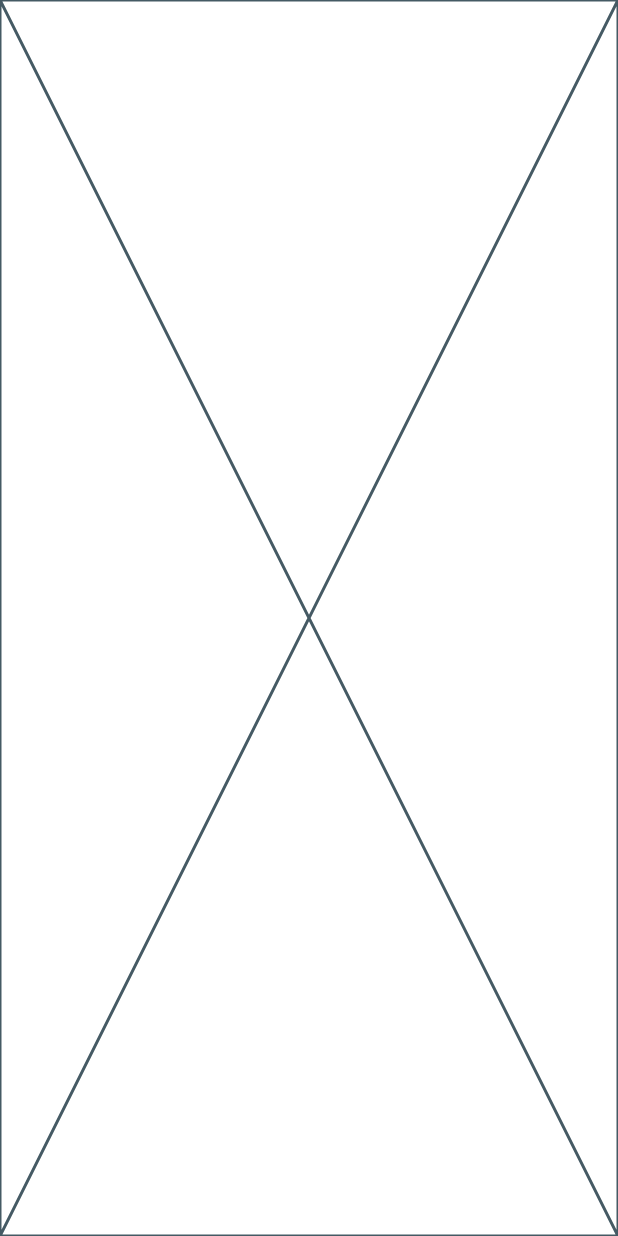
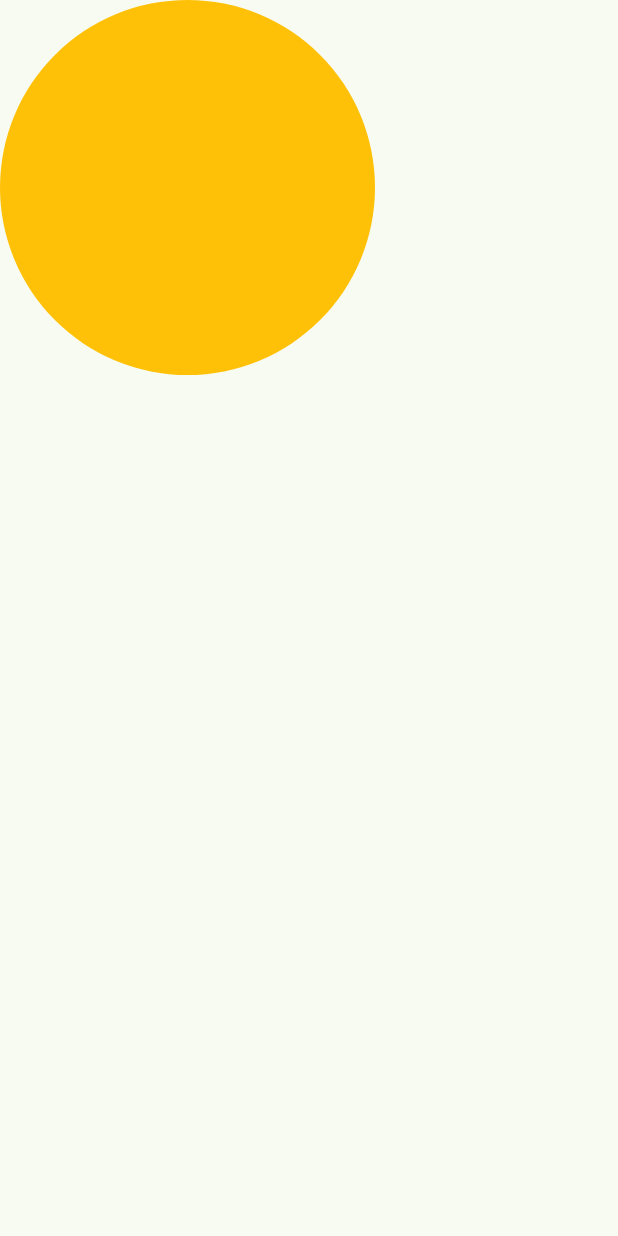
Before and after one commit to zaqimaulana/-KB1179-1123150048-uts-revisi, a Flutter app: the screen it shows after launch, on a phone screen of 412 x 824 dp. Run offline on Flutter 3.47's test engine with Material 3 defaults, Android fonts, the phone set to English and light mode, and no system bars.

Commit message:
membuat lingkaran

```diff
--- a/lib/screen/splash_screen_1.dart
+++ b/lib/screen/splash_screen_1.dart
@@ -5,6 +5,19 @@
 
   @override
   Widget build(BuildContext context) {
-    return const Placeholder();
+    return Scaffold(
+      body: Column(
+        children: [
+          Container(
+            width: 250,
+            height: 250,
+            decoration: const BoxDecoration(
+              shape: BoxShape.circle,
+              color: Colors.amber,
+            ),
+          ),
+        ],
+      ),
+    );
   }
 }
```
